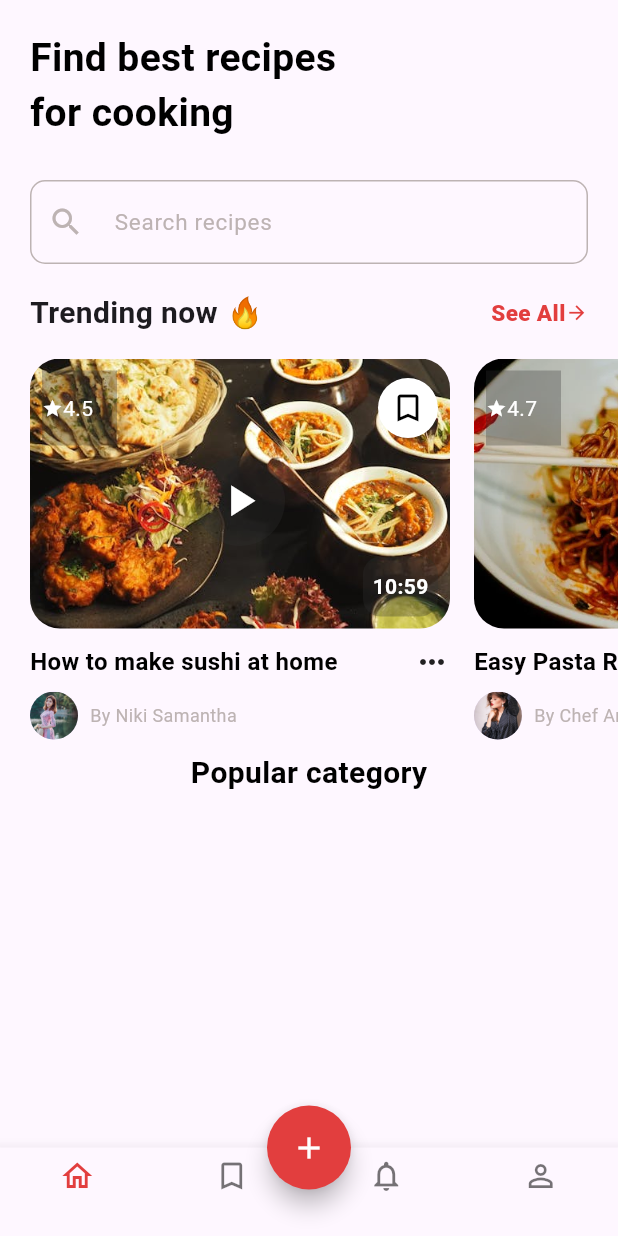
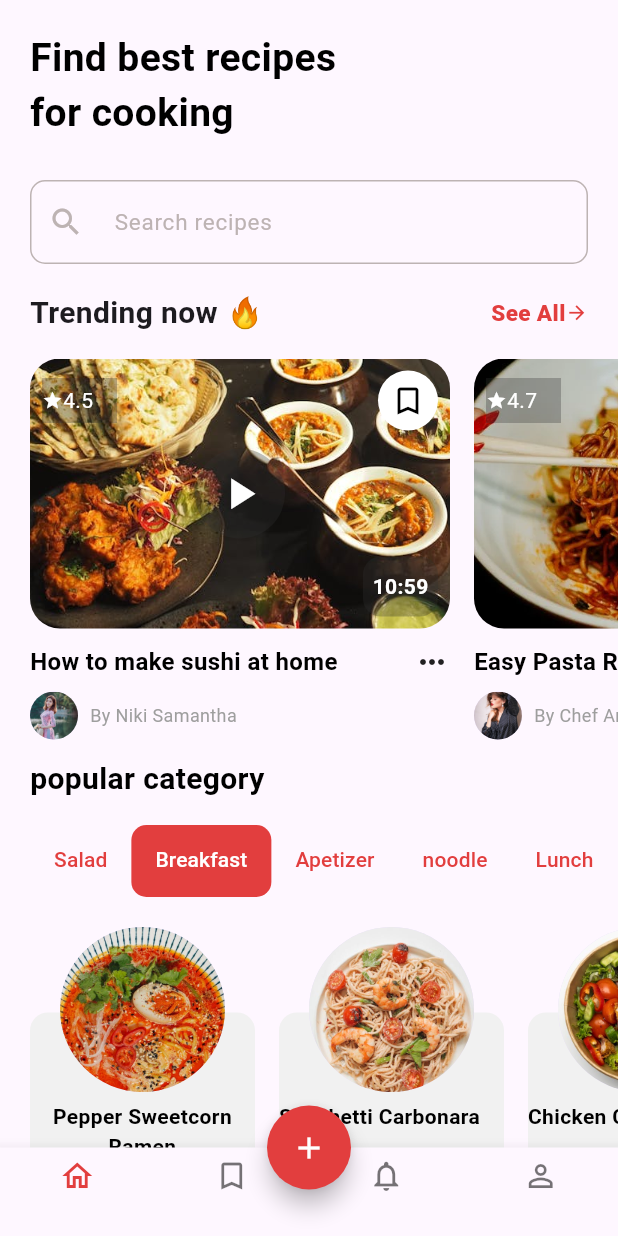
Before and after one commit to abilbabu/foodrecipes, a Flutter app: the BottomnavbarScreen screen opened directly, on a phone screen of 412 x 824 dp. Run offline on Flutter 3.47's test engine with Material 3 defaults, Android fonts, the phone set to English and light mode, and no system bars.

Commit message:
popular category ,&dummy data base created

```diff
--- /dev/null
+++ b/lib/dummy_db.dart
@@ -0,0 +1,86 @@
+import 'package:foodrecipes/utils/constants/image_constants.dart';
+
+class DummyDb {
+  static List trendingNowList = [
+    {
+      "imageurl": ImageConstants.Food_one,
+      "rating": "4.5",
+      "duration": "10:59",
+      "title": "How to make sushi at home",
+      "profileimage": "assets/image/shopei.jpeg",
+      "userName": "By Niki Samantha",
+    },
+    {
+      "imageurl": ImageConstants.Food_two,
+      "rating": "4.7",
+      "duration": "8:30",
+      "title": "Easy Pasta Recipe",
+      "profileimage": "assets/image/shopten.jpeg",
+      "userName": "By Chef Antonio"
+    },
+    {
+      "imageurl": ImageConstants.Food_three,
+      "rating": "4.3",
+      "duration": "12:15",
+      "title": "Best Homemade Pizza",
+      "profileimage": "assets/image/seven.webp",
+      "userName": "By Maria Rodriguez"
+    },
+    {
+      "imageurl": ImageConstants.Food_four,
+      "rating": "4.8",
+      "duration": "9:45",
+      "title": "Quick Salad Ideas",
+      "profileimage": "assets/image/nine.jpeg",
+      "userName": "By Sarah Lee",
+    },
+    {
+      "imageurl": ImageConstants.Food_five,
+      "rating": "4.6",
+      "duration": "7:20",
+      "title": "Vegan Desserts",
+      "profileimage": "assets/image/four.webp",
+      "userName": "By David Kim"
+    },
+    {
+      "imageurl": ImageConstants.Food_Six,
+      "rating": "4.9",
+      "duration": "15:00",
+      "title": "Perfect BBQ Chicken",
+      "profileimage": "assets/image/bad.jpeg",
+      "userName": "By Arjun Sing"
+    }
+  ];
+ static List<Map<String, String>> popularCategoryList = [
+  {
+    "image":"assets/image/Pepper.jpeg",
+    "title": "Pepper Sweetcorn Ramen",
+    "duration": "10 Mins"
+  },
+  {
+    "image":"assets/image/Spaghetti.jpeg",
+    "title": "Spaghetti Carbonara",
+    "duration": "15 Mins"
+  },
+  {
+    "image":"assets/image/Chicken.jpeg",
+    "title": "Chicken Caesar Salad",
+    "duration": "20 Mins"
+  },
+  {
+    "image":"assets/image/Beef.webp",
+    "title": "Beef Tacos",
+    "duration": "25 Mins"
+  },
+  {
+    "image":"assets/image/Vegetable.jpeg",
+    "title": "Vegetable Stir-Fry",
+    "duration": "15 Mins"
+  },
+  {
+    "image":"assets/image/Mango.webp",
+    "title": "Mango Smoothie",
+    "duration": "5 Mins"
+  },
+];
+}
--- a/lib/utils/constants/color_constants.dart
+++ b/lib/utils/constants/color_constants.dart
@@ -6,4 +6,5 @@ class ColorConstants {
   static const Color black = Colors.black;
   static const Color lightGrey = Color(0xFFBDB3B3);
   static const Color lightbb = Color(0xFF303030);
+  static const Color grey1 = Color(0xFFF1F1F1);
 }
--- a/lib/view/global_widgets/custom_video_cart.dart
+++ b/lib/view/global_widgets/custom_video_cart.dart
@@ -2,11 +2,19 @@ import 'package:flutter/material.dart';
 import 'package:foodrecipes/utils/constants/color_constants.dart';
 
 class CustomVideoCard extends StatelessWidget {
-  final Map videoData;
-
-  CustomVideoCard({
+String imageurl;
+String rating;
+String duration;
+String title;
+String profileimage;
+String userName;
+ CustomVideoCard({ required this.imageurl,
+ required this.rating,
+ required this.duration,
+ required this.title,
+ required this.profileimage,
+ required this.userName,
     super.key,
-    required this.videoData,
   });
 
   @override
@@ -21,7 +29,7 @@ class CustomVideoCard extends StatelessWidget {
             decoration: BoxDecoration(
                 borderRadius: BorderRadius.circular(20),
                 image: DecorationImage(
-                    fit: BoxFit.cover, image: AssetImage(videoData["bg"]))),
+                    fit: BoxFit.cover, image: AssetImage(imageurl))),
             child: Padding(
               padding: const EdgeInsets.symmetric(horizontal: 8, vertical: 8),
               child: Column(
@@ -32,7 +40,7 @@ class CustomVideoCard extends StatelessWidget {
                       Container(
                         decoration: BoxDecoration(
                             color: ColorConstants.lightbb.withOpacity(.3)),
-                        height: 50,
+                        height: 30,
                         width: 50,
                         child: Row(
                           children: [
@@ -42,7 +50,7 @@ class CustomVideoCard extends StatelessWidget {
                               size: 14,
                             ),
                             Text(
-                              videoData["rating"], //map creation
+                              rating, //map creation
                               style: TextStyle(
                                   color: ColorConstants.white, fontSize: 14),
                             )
@@ -78,7 +86,7 @@ class CustomVideoCard extends StatelessWidget {
                           borderRadius: BorderRadius.circular(12)),
                       child: Center(
                         child: Text(
-                          videoData["videosize"], //map creation
+                          duration, //map creation
                           style: TextStyle(
                               color: ColorConstants.white,
                               fontSize: 14,
@@ -98,7 +106,7 @@ class CustomVideoCard extends StatelessWidget {
             mainAxisAlignment: MainAxisAlignment.spaceBetween,
             children: [
               Text(
-                videoData["videotitle"], //map creaction
+                title, //map creaction
                 style: TextStyle(
                     color: ColorConstants.black,
                     fontSize: 16,
@@ -115,15 +123,15 @@ class CustomVideoCard extends StatelessWidget {
             children: [
               CircleAvatar(
                 radius: 16,
-                backgroundImage: AssetImage(videoData["image"]),
+                backgroundImage: AssetImage(profileimage),
               ),
               SizedBox(
                 width: 8,
               ),
               Text(
-                videoData["subtitle"],
+                userName,
                 style: TextStyle(
-                    color: ColorConstants.lightGrey,
+                    color: Colors.grey,
                     fontSize: 12,
                     fontWeight: FontWeight.w400),
               )
--- /dev/null
+++ b/lib/view/home_screen/Widget/popular_category_card.dart
@@ -0,0 +1,97 @@
+import 'package:flutter/material.dart';
+import 'package:foodrecipes/utils/constants/color_constants.dart';
+
+class popularcategorycard extends StatelessWidget {
+  final image;
+  final title;
+  final duration;
+  const popularcategorycard({
+    required this.image,
+    required this.title,
+    required this.duration,
+    super.key,
+  });
+
+  @override
+  Widget build(BuildContext context) {
+    return Stack(
+      children: [
+        SizedBox(
+          height: 231,
+          width: 150,
+        ),
+        Positioned(
+          bottom: 0,
+          left: 0,
+          right: 0,
+          child: Container(
+            height: 176,
+            decoration: BoxDecoration(
+                color: ColorConstants.grey1,
+                borderRadius: BorderRadius.circular(12)),
+            child: Column(
+              crossAxisAlignment: CrossAxisAlignment.start,
+              children: [
+                SizedBox(
+                  height: 59,
+                ),
+                Text(
+                  title,
+                  textAlign: TextAlign.center,
+                  style: TextStyle(
+                    color: ColorConstants.black,
+                    fontWeight: FontWeight.w600,
+                    fontSize: 14,
+                  ),
+                ),
+                Spacer(),
+                Padding(
+                  padding: const EdgeInsets.only(left: 12),
+                  child: Text(
+                    "Time",
+                    style: TextStyle(
+                        color: ColorConstants.lightGrey,
+                        fontSize: 14,
+                        fontWeight: FontWeight.w400),
+                  ),
+                ),
+                Padding(
+                  padding:
+                      const EdgeInsets.only(left: 12, right: 15, bottom: 12),
+                  child: Row(
+                    children: [
+                      Text(
+                        duration,
+                        style: TextStyle(
+                            color: ColorConstants.black,
+                            fontSize: 14,
+                            fontWeight: FontWeight.w600),
+                      ),
+                      Spacer(),
+                      CircleAvatar(
+                        radius: 14,
+                        backgroundColor: ColorConstants.white,
+                        child: Icon(
+                          Icons.bookmark_outline_rounded,
+                          color: ColorConstants.black,
+                        ),
+                      )
+                    ],
+                  ),
+                )
+              ],
+            ),
+          ),
+        ),
+        Positioned(
+          left: 0,
+          right: 0,
+          child: CircleAvatar(
+            radius: 55,
+            backgroundImage: AssetImage("$image"),
+          ),
+        )
+      ],
+    );
+  }
+}
--- a/lib/view/home_screen/home_screen.dart
+++ b/lib/view/home_screen/home_screen.dart
@@ -1,86 +1,102 @@
 import 'package:flutter/material.dart';
+import 'package:foodrecipes/dummy_db.dart';
 import 'package:foodrecipes/utils/constants/color_constants.dart';
-import 'package:foodrecipes/utils/constants/image_constants.dart';
 import 'package:foodrecipes/view/global_widgets/custom_video_cart.dart';
+import 'package:foodrecipes/view/home_screen/Widget/popular_category_card.dart';
 
 class HomeScreen extends StatelessWidget {
-    final List<Map> videocard = [
-    {
-      "bg": ImageConstants.Food_one,
-      "rating": "4.5",
-      "videosize": "10:59",
-      "videotitle": "How to make sushi at home",
-      "image": "assets/image/shopei.jpeg",
-      "subtitle": "By Niki Samantha",
-    },
-    {
-      "bg": ImageConstants.Food_two,
-      "rating": "4.7",
-      "videosize": "8:30",
-      "videotitle": "Easy Pasta Recipe",
-      "image": "assets/image/shopten.jpeg",
-      "subtitle": "By Chef Antonio"
-    },
-    {
-      "bg": ImageConstants.Food_three,
-      "rating": "4.3",
-      "videosize": "12:15",
-      "videotitle": "Best Homemade Pizza",
-      "image": "assets/image/seven.webp",
-      "subtitle": "By Maria Rodriguez"
-    },
-    {
-      "bg": ImageConstants.Food_four,
-      "rating": "4.8",
-      "videosize": "9:45",
-      "videotitle": "Quick Salad Ideas",
-      "image": "assets/image/nine.jpeg",
-      "subtitle": "By Sarah Lee",
-    },
-    {
-      "bg": ImageConstants.Food_five,
-      "rating": "4.6",
-      "videosize": "7:20",
-      "videotitle": "Vegan Desserts",
-      "image": "assets/image/four.webp",
-      "subtitle": "By David Kim"
-    },
-    {
-      "bg": ImageConstants.Food_Six,
-      "rating": "4.9",
-      "videosize": "15:00",
-      "videotitle": "Perfect BBQ Chicken",
-      "image": "assets/image/bad.jpeg",
-      "subtitle": "By Arjun Sing"
-    }
-  ];
-
-
- HomeScreen({super.key, });
+  const HomeScreen({
+    super.key,
+  });
 
   @override
   Widget build(BuildContext context) {
-    return SafeArea(
-      child: Scaffold(
-        body: Column(
+    return Scaffold(
+      body: SafeArea(
+        child: SingleChildScrollView(
+          child: Column(
             children: [
               _buildtitleSection(),
               //title
               _trendingSection(),
               // video card custom
-            Column(
+              _popularCategorySection()
+              //section#3 popular category
+            ],
+          ),
+        ),
+      ),
+    );
+  }
+
+  Widget _popularCategorySection() {
+    return DefaultTabController(
+      length: 5,
+      initialIndex: 1,
+      child: Padding(
+        padding: const EdgeInsets.symmetric(vertical: 12),
+        child: Column(
+          crossAxisAlignment: CrossAxisAlignment.start,
           children: [
             Padding(
-                  padding: const EdgeInsets.all(8.0),
+              padding: const EdgeInsets.symmetric(horizontal: 20),
               child: Text(
-                    "Popular category",
+                "popular category",
                 style: TextStyle(
-                        color: ColorConstants.black,
+                    color: Colors.black,
                     fontSize: 20,
                     fontWeight: FontWeight.w600),
               ),
-                )
-              ],
+            ),
+            SizedBox(
+              height: 16,
+            ),
+            TabBar(
+                padding: EdgeInsets.symmetric(horizontal: 20),
+                indicatorSize: TabBarIndicatorSize.tab,
+                labelColor: ColorConstants.white,
+                unselectedLabelColor: ColorConstants.PrimaryColor,
+                dividerHeight: 0,
+                isScrollable: true,
+                tabAlignment: TabAlignment.start,
+                indicator: BoxDecoration(
+                    color: ColorConstants.PrimaryColor,
+                    borderRadius: BorderRadius.circular(10)),
+                tabs: [
+                  Tab(
+                    child: Text("Salad"),
+                  ),
+                  Tab(
+                    child: Text("Breakfast"),
+                  ),
+                  Tab(
+                    child: Text("Apetizer"),
+                  ),
+                  Tab(
+                    child: Text("noodle"),
+                  ),
+                  Tab(
+                    child: Text("Lunch"),
+                  ),
+                ]),
+            SizedBox(
+              height: 20,
+            ),
+            SizedBox(
+              height: 233,
+              child: ListView.separated(
+                  padding: EdgeInsets.symmetric(horizontal: 20),
+                  scrollDirection: Axis.horizontal,
+                  itemBuilder: (context, index) => popularcategorycard(
+                        image: DummyDb.popularCategoryList[index]['image'],
+                        title: DummyDb.popularCategoryList[index]['title'],
+                        duration: DummyDb.popularCategoryList[index]
+                            ['duration'],
+                      ),
+                  separatorBuilder: (context, index) => SizedBox(
+                        width: 16,
+                      ),
+                  itemCount: DummyDb.popularCategoryList.length),
             )
           ],
         ),
@@ -123,12 +139,19 @@ class HomeScreen extends StatelessWidget {
           child: ListView.separated(
               padding: EdgeInsets.symmetric(horizontal: 20),
               scrollDirection: Axis.horizontal,
-              itemBuilder: (context, index) =>
-                  CustomVideoCard(videoData :videocard[index]), //video card
+              itemBuilder: (context, index) => CustomVideoCard(
+                    imageurl: DummyDb.trendingNowList[index]['imageurl'],
+                    rating: DummyDb.trendingNowList[index]['rating'],
+                    duration: DummyDb.trendingNowList[index]['duration'],
+                    title: DummyDb.trendingNowList[index]['title'],
+                    profileimage: DummyDb.trendingNowList[index]
+                        ['profileimage'],
+                    userName: DummyDb.trendingNowList[index]['userName'],
+                  ), //video card
               separatorBuilder: (context, index) => SizedBox(
                     width: 16,
                   ),
-              itemCount: videocard.length),
+              itemCount: DummyDb.trendingNowList.length),
         )
       ],
     );
```
Also changed, not shown: assets/image/Beef.webp (added), assets/image/Chicken.jpeg (added), assets/image/Mango.webp (added), assets/image/Pepper.jpeg (added), assets/image/Spaghetti.jpeg (added), assets/image/Vegetable.jpeg (added), lib/view/start_screen/strat_screen.dart (indentation only). Lines whose indentation alone changed are shown as unchanged.
